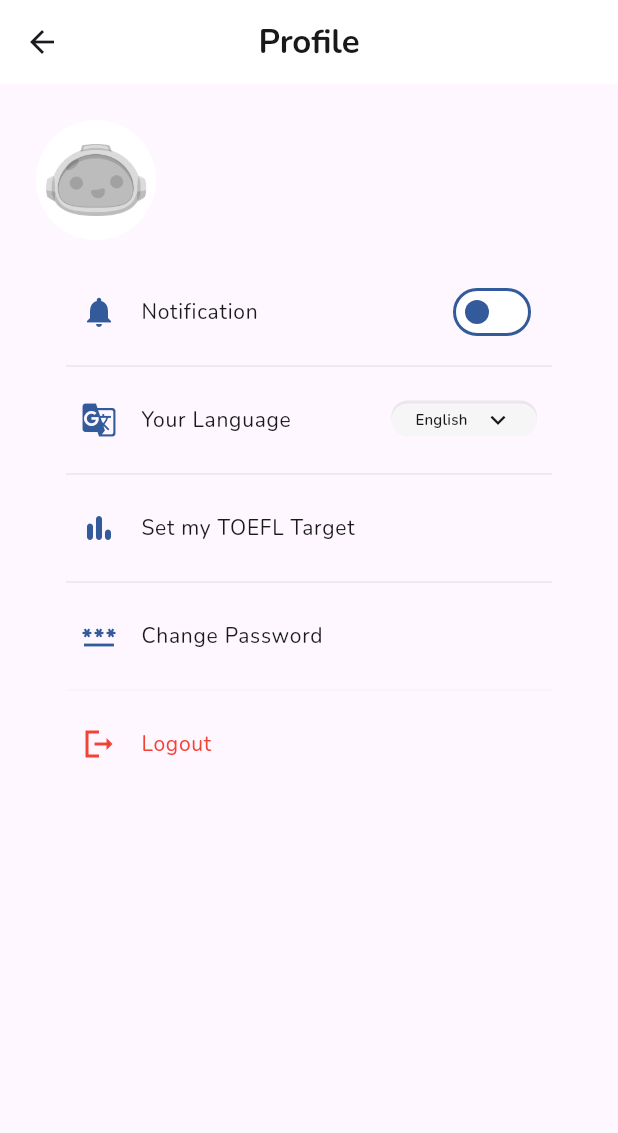
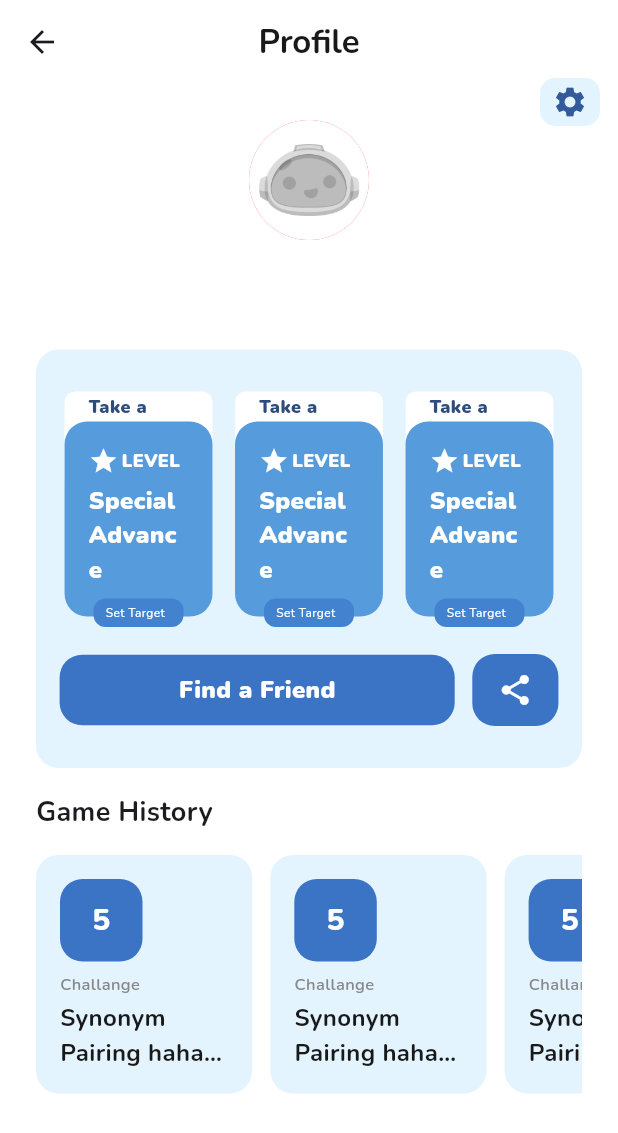
Before and after one commit to MahendraKhibrah/toefl-app, a Flutter app: the ProfilePage screen opened by its route, on a phone screen of 412 x 824 dp. Shown: the top 1133 px of the screen. Run offline on Flutter 3.47's test engine with Material 3 defaults, Android fonts, the phone set to English and light mode, and no system bars; our stand-ins replace dio, easy_debounce, easy_localization, flutter_local_notifications, flutter_otp_text_field, flutter_riverpod and 13 more; missing offline and left inert: restart_app; accounts and stored records are empty; generated files the repository leaves out were written again; network calls fail; project files that could hold a hidden picture were left out.

Commit message:
revamp Profile Page

```diff
--- a/lib/pages/main_page.dart
+++ b/lib/pages/main_page.dart
@@ -2,7 +2,7 @@ import 'package:easy_localization/easy_localization.dart';
 import 'package:flutter/material.dart';
 import 'package:toefl/pages/games/games_page.dart';
 import 'package:toefl/pages/home_page.dart';
-import 'package:toefl/pages/profile_page.dart';
+import 'package:toefl/pages/user/profile_page.dart';
 import 'package:toefl/utils/colors.dart';
 import 'package:toefl/utils/hex_color.dart';
 import 'package:flutter_svg/flutter_svg.dart';
--- a/lib/pages/profile_page.dart
+++ /dev/null
@@ -1,87 +0,0 @@
-import 'package:easy_localization/easy_localization.dart';
-import 'package:flutter/material.dart';
-import 'package:toefl/widgets/common_app_bar.dart';
-
-import 'package:toefl/widgets/profile_page/level_score.dart';
-import 'package:toefl/widgets/profile_page/profile_name_section.dart';
-import 'package:toefl/widgets/profile_page/settings.dart';
-
-class ProfilePage extends StatefulWidget {
-  const ProfilePage({super.key});
-
-  @override
-  State<ProfilePage> createState() => _ProfilePageState();
-}
-
-class _ProfilePageState extends State<ProfilePage> {
-  @override
-  void initState() {
-    // listenToNotification();
-    super.initState();
-  }
-
-  // listenToNotification() {
-  //   print("Listening to notification");
-  //   NotificationHelper.onClickNotification.stream.listen((event) {
-  //     Navigator.push(
-  //         context, MaterialPageRoute(builder: (context) => HomePage()));
-  //   });
-  // }
-
-  @override
-  Widget build(BuildContext context) {
-    return Scaffold(
-        appBar: CommonAppBar(
-          title: 'appbar_profile'.tr(),
-          withBack: false,
-        ),
-        body: ListView(
-          primary: false,
-          children: [
-            Padding(
-              padding: const EdgeInsets.all(24.0),
-              child: Column(
-                children: <Widget>[
-// <<<<<<< adam-notifikasi
-//                   const Profile(),
-//                   const SizedBox(
-//                     height: 20,
-//                   ),
-//                   const LevelScore(),
-//                   const SizedBox(
-// =======
-                  ProfileNameSection(),
-                  SizedBox(
-                    height: 20,
-                  ),
-                  const Setting(),
-                  const SizedBox(
-                    height: 20,
-                  ),
-                  // ElevatedButton.icon(
-                  //   onPressed: () {
-                  //     LocalNotification.showSimpleNotification(
-                  //         title: "Ayo belajar",
-                  //         body: "Ini adalah notifikasi reminder",
-                  //         payload: "This is simple data");
-                  //   },
-                  //   icon: const Icon(Icons.notifications_outlined),
-                  //   label: const Text("Simple Notifikasi"),
-                  // ),
-                  // ElevatedButton.icon(
-                  //   icon: const Icon(Icons.timer_outlined),
-                  //   onPressed: () {
-                  //     LocalNotification.showScheduleNotification(
-                  //         title: "Ayo belajar toefl",
-                  //         body: "Tingkatkan target toefl mu",
-                  //         payload: "This is schedule data");
-                  //   },
-                  //   label: const Text("Reminder Notifikasi"),
-                  // )
-                ],
-              ),
-            ),
-          ],
-        ));
-  }
-}
--- /dev/null
+++ b/lib/pages/user/profile_page.dart
@@ -0,0 +1,330 @@
+import 'package:easy_localization/easy_localization.dart';
+import 'package:flutter/material.dart';
+import 'package:google_fonts/google_fonts.dart';
+import 'package:toefl/utils/colors.dart';
+import 'package:toefl/utils/custom_text_style.dart';
+import 'package:toefl/utils/hex_color.dart';
+import 'package:toefl/widgets/blue_container.dart';
+import 'package:toefl/widgets/common_app_bar.dart';
+
+import 'package:toefl/widgets/profile_page/level_score.dart';
+import 'package:toefl/widgets/profile_page/profile_name_section.dart';
+import 'package:toefl/widgets/profile_page/settings.dart';
+
+class ProfilePage extends StatefulWidget {
+  const ProfilePage({super.key});
+
+  @override
+  State<ProfilePage> createState() => _ProfilePageState();
+}
+
+class _ProfilePageState extends State<ProfilePage> {
+  @override
+  void initState() {
+    // listenToNotification();
+    super.initState();
+  }
+
+  // listenToNotification() {
+  //   print("Listening to notification");
+  //   NotificationHelper.onClickNotification.stream.listen((event) {
+  //     Navigator.push(
+  //         context, MaterialPageRoute(builder: (context) => HomePage()));
+  //   });
+  // }
+
+  @override
+  Widget build(BuildContext context) {
+    return Stack(
+      children: [
+        Scaffold(
+            backgroundColor: Colors.white,
+            appBar: CommonAppBar(
+              title: 'appbar_profile'.tr(),
+              withBack: false,
+            ),
+            body: ListView(
+              primary: false,
+              children: [
+                Padding(
+                  padding: const EdgeInsets.all(24.0),
+                  child: SingleChildScrollView(
+                    child: Column(
+                      children: <Widget>[
+                        // <<<<<<< adam-notifikasi
+                        //                   const Profile(),
+                        //                   const SizedBox(
+                        //                     height: 20,
+                        //                   ),
+                        //                   const LevelScore(),
+                        //                   const SizedBox(
+                        // =======
+                        const ProfileNameSection(),
+                        const SizedBox(
+                          height: 20,
+                        ),
+                        buildProfileStatus(context),
+                        Row(
+                          children: [
+                            Padding(
+                              padding:
+                                  const EdgeInsets.symmetric(vertical: 16.0),
+                              child: Text("Game History",
+                                  style: CustomTextStyle.bold16.copyWith(
+                                    fontSize: 18,
+                                  )),
+                            ),
+                            const Spacer(),
+                          ],
+                        ),
+                        SingleChildScrollView(
+                          scrollDirection: Axis.horizontal,
+                          child: Row(
+                            children: [
+                              ...List.generate(
+                                5,
+                                (index) => Padding(
+                                  padding: const EdgeInsets.only(right: 12.0),
+                                  child: BlueContainer(
+                                    width: MediaQuery.of(context).size.width *
+                                        0.35,
+                                    child: Column(
+                                      crossAxisAlignment:
+                                          CrossAxisAlignment.start,
+                                      children: [
+                                        BlueContainer(
+                                          color: mariner700,
+                                          width: 55,
+                                          height: 55,
+                                          padding: 10,
+                                          child: Center(
+                                              child: Text(
+                                            "5",
+                                            style: CustomTextStyle.extrabold20
+                                                .copyWith(color: Colors.white),
+                                          )),
+                                        ),
+                                        Padding(
+                                          padding: const EdgeInsets.only(
+                                              top: 8.0, bottom: 2),
+                                          child: Text(
+                                            "Challange",
+                                            style: CustomTextStyle.medium14
+                                                .copyWith(
+                                                    fontSize: 11,
+                                                    color: HexColor(neutral60)),
+                                          ),
+                                        ),
+                                        Text(
+                                          "Synonym Pairing hahaha",
+                                          style:
+                                              CustomTextStyle.bold16.copyWith(
+                                            color: HexColor(neutral90),
+                                          ),
+                                          maxLines: 2,
+                                          overflow: TextOverflow.ellipsis,
+                                        ),
+                                      ],
+                                    ),
+                                  ),
+                                ),
+                              ),
+                            ],
+                          ),
+                        )
+                        // ElevatedButton.icon(
+                        //   onPressed: () {
+                        //     LocalNotification.showSimpleNotification(
+                        //         title: "Ayo belajar",
+                        //         body: "Ini adalah notifikasi reminder",
+                        //         payload: "This is simple data");
+                        //   },
+                        //   icon: const Icon(Icons.notifications_outlined),
+                        //   label: const Text("Simple Notifikasi"),
+                        // ),
+                        // ElevatedButton.icon(
+                        //   icon: const Icon(Icons.timer_outlined),
+                        //   onPressed: () {
+                        //     LocalNotification.showScheduleNotification(
+                        //         title: "Ayo belajar toefl",
+                        //         body: "Tingkatkan target toefl mu",
+                        //         payload: "This is schedule data");
+                        //   },
+                        //   label: const Text("Reminder Notifikasi"),
+                        // )
+                      ],
+                    ),
+                  ),
+                ),
+              ],
+            )),
+        Positioned(
+          top: 52,
+          right: 12,
+          width: 40,
+          child: BlueContainer(
+            padding: 4,
+            borderRadius: 10,
+            child: Icon(
+              Icons.settings,
+              color: HexColor(mariner800),
+            ),
+          ),
+        ),
+      ],
+    );
+  }
+
+  BlueContainer buildProfileStatus(BuildContext context) {
+    return BlueContainer(
+      padding: 4,
+      child: Padding(
+        padding: const EdgeInsets.symmetric(vertical: 24),
+        child: Column(
+          children: [
+            Row(
+              mainAxisAlignment: MainAxisAlignment.spaceEvenly,
+              children: [
+                ...List.generate(
+                  3,
+                  (index) => ProfileStatusCard(
+                    width: MediaQuery.of(context).size.width * 0.3 - 25,
+                  ),
+                ),
+              ],
+            ),
+            const SizedBox(
+              height: 20,
+            ),
+            Row(
+              mainAxisAlignment: MainAxisAlignment.spaceEvenly,
+              children: [
+                BlueContainer(
+                  width: MediaQuery.of(context).size.width * 0.7 - 25,
+                  color: mariner700,
+                  padding: 12,
+                  child: Center(
+                    child: Text(
+                      "Find a Friend",
+                      style: CustomTextStyle.bold16.copyWith(
+                        color: Colors.white,
+                        fontWeight: FontWeight.w900,
+                      ),
+                    ),
+                  ),
+                ),
+                BlueContainer(
+                  padding: 12,
+                  width: MediaQuery.of(context).size.width * 0.2 - 25,
+                  color: mariner700,
+                  child: const Icon(
+                    Icons.share,
+                    color: Colors.white,
+                  ),
+                ),
+              ],
+            ),
+          ],
+        ),
+      ),
+    );
+  }
+}
+
+class ProfileStatusCard extends StatelessWidget {
+  final double width;
+
+  const ProfileStatusCard({
+    super.key,
+    required this.width,
+  });
+
+  @override
+  Widget build(BuildContext context) {
+    return SizedBox(
+      height: 155,
+      child: Stack(
+        children: [
+          BlueContainer(
+            color: neutral10,
+            width: width,
+            borderRadius: 7,
+            child: Transform.translate(
+                offset: const Offset(0, -15),
+                child: Text(
+                  "Take a Test",
+                  style: CustomTextStyle.bold12.copyWith(
+                    color: HexColor(mariner900),
+                    fontWeight: FontWeight.w900,
+                  ),
+                )),
+          ),
+          Positioned(
+            top: 20,
+            child: BlueContainer(
+              height: 130,
+              color: mariner500,
+              width: width,
+              child: Column(
+                mainAxisAlignment: MainAxisAlignment.start,
+                children: [
+                  Row(
+                    children: [
+                      const Icon(
+                        Icons.star,
+                        color: Colors.white,
+                        size: 20,
+                      ),
+                      const SizedBox(
+                        width: 2,
+                      ),
+                      Text(
+                        "LEVEL",
+                        style: CustomTextStyle.extrabold24.copyWith(
+                          color: Colors.white,
+                          fontSize: 12,
+                          fontWeight: FontWeight.w900,
+                        ),
+                      ),
+                    ],
+                  ),
+                  const SizedBox(
+                    height: 5,
+                  ),
+                  Text(
+                    "Special Advance",
+                    style: CustomTextStyle.bold16.copyWith(
+                      color: Colors.white,
+                      fontWeight: FontWeight.w900,
+                    ),
+                  ),
+                  const SizedBox(
+                    height: 8,
+                  ),
+                  Container(
+                    width: 60,
+                    decoration: BoxDecoration(
+                      color: HexColor(mariner600),
+                      borderRadius: BorderRadius.circular(8),
+                    ),
+                    child: Padding(
+                      padding: const EdgeInsets.symmetric(
+                        horizontal: 8,
+                        vertical: 4,
+                      ),
+                      child: Text(
+                        "Set Target",
+                        style: GoogleFonts.nunito(
+                            color: Colors.white, fontSize: 8),
+                      ),
+                    ),
+                  )
+                ],
+              ),
+            ),
+          ),
+        ],
+      ),
+    );
+  }
+}
--- a/lib/routes/routes.dart
+++ b/lib/routes/routes.dart
@@ -17,11 +17,11 @@ import 'package:toefl/pages/mini_test/mini_simulation_page.dart';
 import 'package:toefl/pages/mini_test/mini_test_page.dart';
 
 import 'package:toefl/pages/games/quiz/quiz_page.dart';
-import 'package:toefl/pages/edit_profile_page.dart';
+import 'package:toefl/pages/user/edit_profile_page.dart';
 import 'package:toefl/pages/full_test/opening_loading_page.dart';
 import 'package:toefl/pages/new_password_page.dart';
 import 'package:toefl/pages/otp_verification_page.dart';
-import 'package:toefl/pages/profile_page.dart';
+import 'package:toefl/pages/user/profile_page.dart';
 import 'package:toefl/pages/full_test/full_test_page.dart';
 import 'package:toefl/pages/full_test/simulation_page.dart';
 import 'package:toefl/pages/full_test/test_result_page.dart';
--- a/lib/widgets/blue_container.dart
+++ b/lib/widgets/blue_container.dart
@@ -8,26 +8,31 @@ class BlueContainer extends StatelessWidget {
     super.key,
     required this.child,
     this.width,
+    this.height,
     this.showShadow = false,
     this.padding = 16,
     this.color = mariner100,
     this.innerShadow = false,
+    this.borderRadius = 15,
   });
 
   final double? width;
+  final double? height;
   final double padding;
   final bool showShadow;
   final bool innerShadow;
   final Widget child;
   final String color;
+  final double borderRadius;
 
   @override
   Widget build(BuildContext context) {
     return Container(
       width: width ?? MediaQuery.of(context).size.width * 0.9,
+      height: height,
       decoration: BoxDecoration(
-          color: innerShadow ? Colors.transparent : HexColor(mariner100),
-          borderRadius: BorderRadius.circular(15),
+          color: innerShadow ? Colors.transparent : HexColor(color),
+          borderRadius: BorderRadius.circular(borderRadius),
           boxShadow: [
             BoxShadow(
               color: Colors.grey.withOpacity(showShadow ? 0.5 : 0),
--- a/lib/widgets/profile_page/profile_name_section.dart
+++ b/lib/widgets/profile_page/profile_name_section.dart
@@ -45,31 +45,26 @@ class _ProfileNameSectionState extends State<ProfileNameSection> {
 
   @override
   Widget build(BuildContext context) {
-    return Row(
+    return Column(
       children: [
         CircleAvatar(
-          backgroundColor: Colors.transparent,
+          backgroundColor: Colors.red,
           radius: 40,
           backgroundImage: AssetImage('assets/images/avatar_profile.png'),
         ),
-        SizedBox(
-          width: 12,
+        const SizedBox(
+          height: 12,
         ),
-        SizedBox(
-          width: MediaQuery.of(context).size.width * 0.61,
-          child: Row(
-            mainAxisAlignment: MainAxisAlignment.spaceBetween,
-            children: [
-              Flexible(
+        Center(
           child: Column(
-                  crossAxisAlignment: CrossAxisAlignment.start,
+            crossAxisAlignment: CrossAxisAlignment.center,
             children: [
               Skeletonizer(
                 enabled: isLoading,
                 child: Skeleton.leaf(
                   child: Text(
-                          "${profile?.nameUser ?? 'My Name is Qeli'}",
-                          style: TextStyle(
+                    profile?.nameUser ?? 'My Name is Qeli',
+                    style: const TextStyle(
                         fontWeight: FontWeight.bold, fontSize: 16),
                   ),
                 ),
@@ -78,9 +73,9 @@ class _ProfileNameSectionState extends State<ProfileNameSection> {
                 enabled: isLoading,
                 child: Skeleton.leaf(
                   child: Text(
-                          "${profile?.emailUser ?? 'myemail@prodi.student.pens.ac.id'}",
+                    profile?.emailUser ?? 'myemail@prodi.student.pens.ac.id',
                     overflow: TextOverflow.ellipsis,
-                          style: TextStyle(
+                    style: const TextStyle(
                         fontWeight: FontWeight.normal,
                         fontSize: 12,
                         color: Color(0xFFB0B0B0)),
@@ -89,24 +84,6 @@ class _ProfileNameSectionState extends State<ProfileNameSection> {
               ),
             ],
           ),
-              ),
-              // InkWell(
-              //   splashColor: Color(0xffE7E7E7).withOpacity(0.3),
-              //   highlightColor: Colors.transparent,
-              //   onTap: () {
-              //     Navigator.pushNamed(context, RouteKey.editProfile);
-              //   },
-              //   child: CircleAvatar(
-              //       backgroundColor: HexColor(mariner100),
-              //       radius: 20,
-              //       child: Icon(
-              //         Icons.edit_square,
-              //         color: HexColor(mariner800),
-              //       ) //Text
-              //       ),
-              // )
-            ],
-          ),
         )
       ],
     );
```
Also changed, not shown: lib/pages/user/edit_profile_page.dart (renamed from lib/pages/edit_profile_page.dart). Lines whose indentation alone changed are shown as unchanged.
